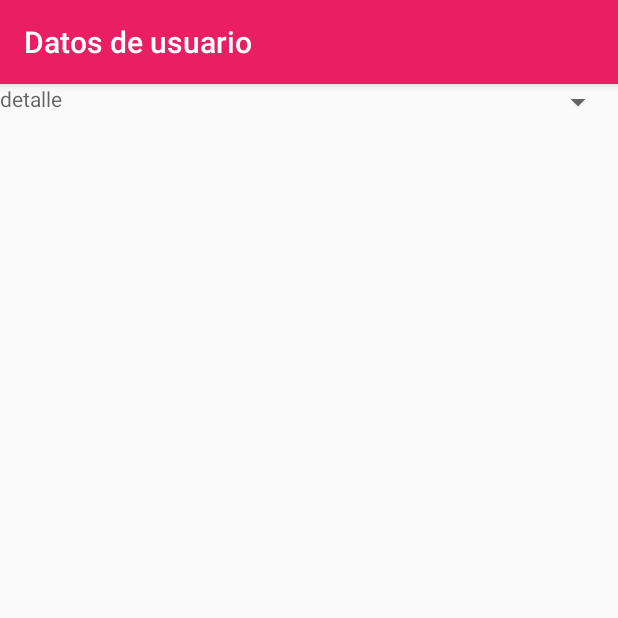
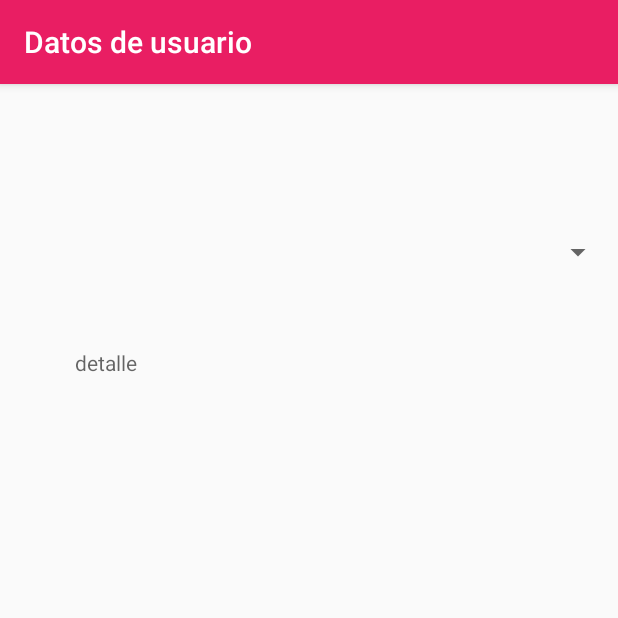
Before and after one commit to erickJKR/OP3, an Android app: the Listar screen opened directly, with no data from a screen before it, on a phone screen of 412 x 824 dp, the top half of it. Run offline under Robolectric (Android 15) with nearby library versions, the phone set to English and light mode, and no system bars.

Commit message:
Update activity_listar.xml

```diff
--- a/ERICKCABRERA/Grupo02-master/app/src/main/res/layout/activity_listar.xml
+++ b/ERICKCABRERA/Grupo02-master/app/src/main/res/layout/activity_listar.xml
@@ -10,14 +10,17 @@
         android:id="@+id/spinner4"
         android:layout_width="409dp"
         android:layout_height="wrap_content"
-        tools:layout_editor_absoluteX="1dp"
-        tools:layout_editor_absoluteY="84dp" />
+        android:layout_marginTop="100dp"
+        app:layout_constraintTop_toTopOf="parent"
+        tools:layout_editor_absoluteX="1dp" />
 
     <TextView
         android:id="@+id/textView3"
         android:layout_width="318dp"
         android:layout_height="292dp"
+        android:layout_marginTop="52dp"
+        android:layout_marginEnd="44dp"
         android:hint="detalle"
-        tools:layout_editor_absoluteX="54dp"
-        tools:layout_editor_absoluteY="153dp" />
+        app:layout_constraintEnd_toEndOf="parent"
+        app:layout_constraintTop_toBottomOf="@+id/spinner4" />
 </androidx.constraintlayout.widget.ConstraintLayout>
```
